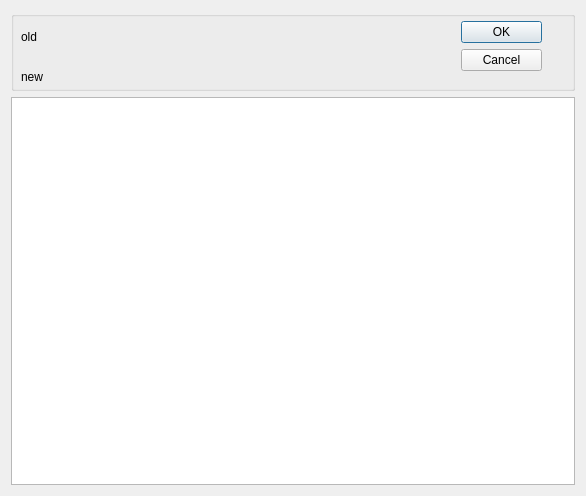
First picture: the form in GUI_UIs/ui_dialog_colour_selector.ui, repository ccbogel/QualCoder, before the edit.
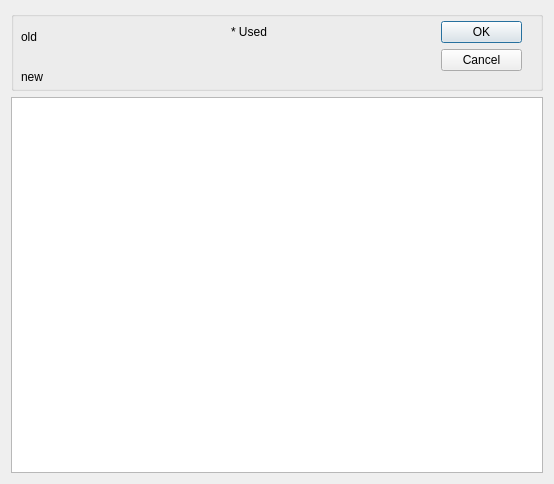
Second picture: the form after the edit.

The edit to the form file:
```diff
--- a/GUI_UIs/ui_dialog_colour_selector.ui
+++ b/GUI_UIs/ui_dialog_colour_selector.ui
@@ -6,16 +6,28 @@
    <rect>
     <x>0</x>
     <y>0</y>
-    <width>586</width>
-    <height>496</height>
+    <width>554</width>
+    <height>484</height>
    </rect>
   </property>
   <property name="sizePolicy">
-   <sizepolicy hsizetype="Preferred" vsizetype="Expanding">
+   <sizepolicy hsizetype="Fixed" vsizetype="Fixed">
     <horstretch>0</horstretch>
     <verstretch>0</verstretch>
    </sizepolicy>
   </property>
+  <property name="minimumSize">
+   <size>
+    <width>554</width>
+    <height>484</height>
+   </size>
+  </property>
+  <property name="maximumSize">
+   <size>
+    <width>554</width>
+    <height>484</height>
+   </size>
+  </property>
   <property name="windowTitle">
    <string>Colour selector</string>
   </property>
@@ -42,7 +54,7 @@
        <rect>
         <x>10</x>
         <y>10</y>
-        <width>101</width>
+        <width>121</width>
         <height>31</height>
        </rect>
       </property>
@@ -55,7 +67,7 @@
        <rect>
         <x>10</x>
         <y>50</y>
-        <width>101</width>
+        <width>121</width>
         <height>31</height>
        </rect>
       </property>
@@ -66,7 +78,7 @@
      <widget class="QDialogButtonBox" name="buttonBox">
       <property name="geometry">
        <rect>
-        <x>450</x>
+        <x>430</x>
         <y>10</y>
         <width>81</width>
         <height>71</height>
@@ -79,6 +91,19 @@
        <set>QDialogButtonBox::Cancel|QDialogButtonBox::Ok</set>
       </property>
      </widget>
+     <widget class="QLabel" name="label_used">
+      <property name="geometry">
+       <rect>
+        <x>220</x>
+        <y>10</y>
+        <width>151</width>
+        <height>21</height>
+       </rect>
+      </property>
+      <property name="text">
+       <string>* Used</string>
+      </property>
+     </widget>
     </widget>
    </item>
    <item row="1" column="0">
```
